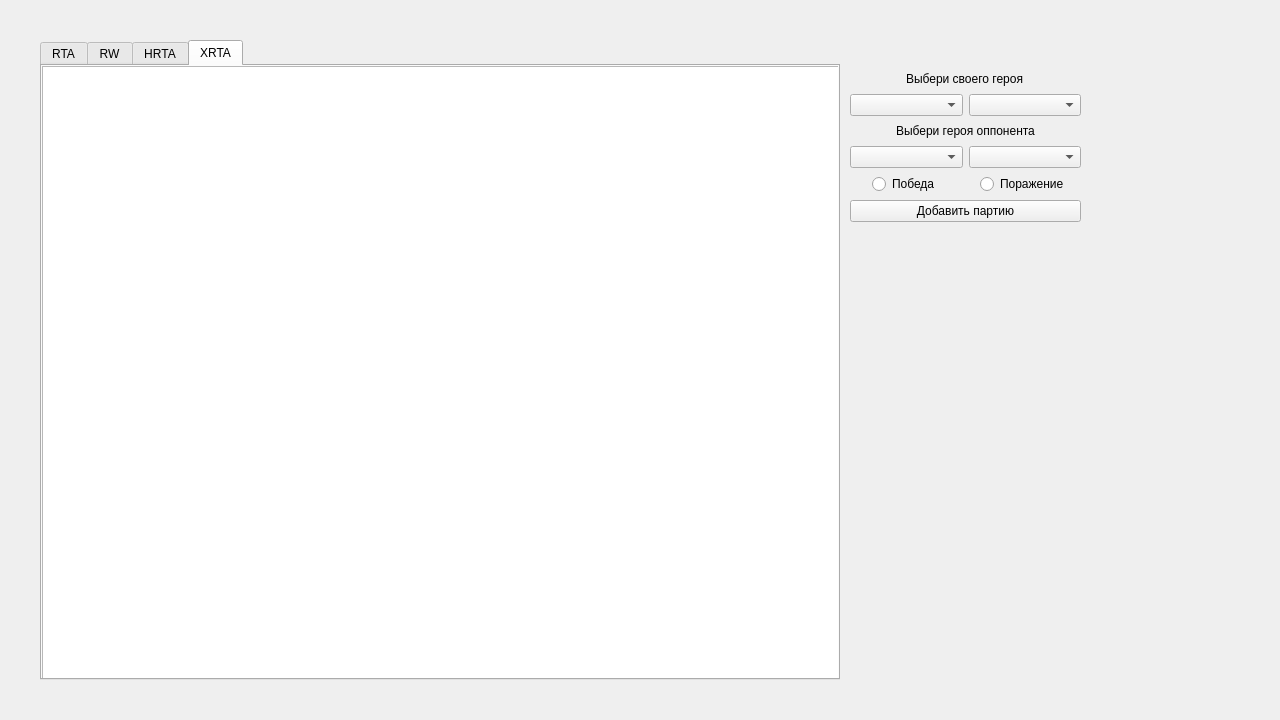
The window that src/ui/main_window.ui (veledara/homm5-game-stats) describes before a commit, drawn with Qt 5.
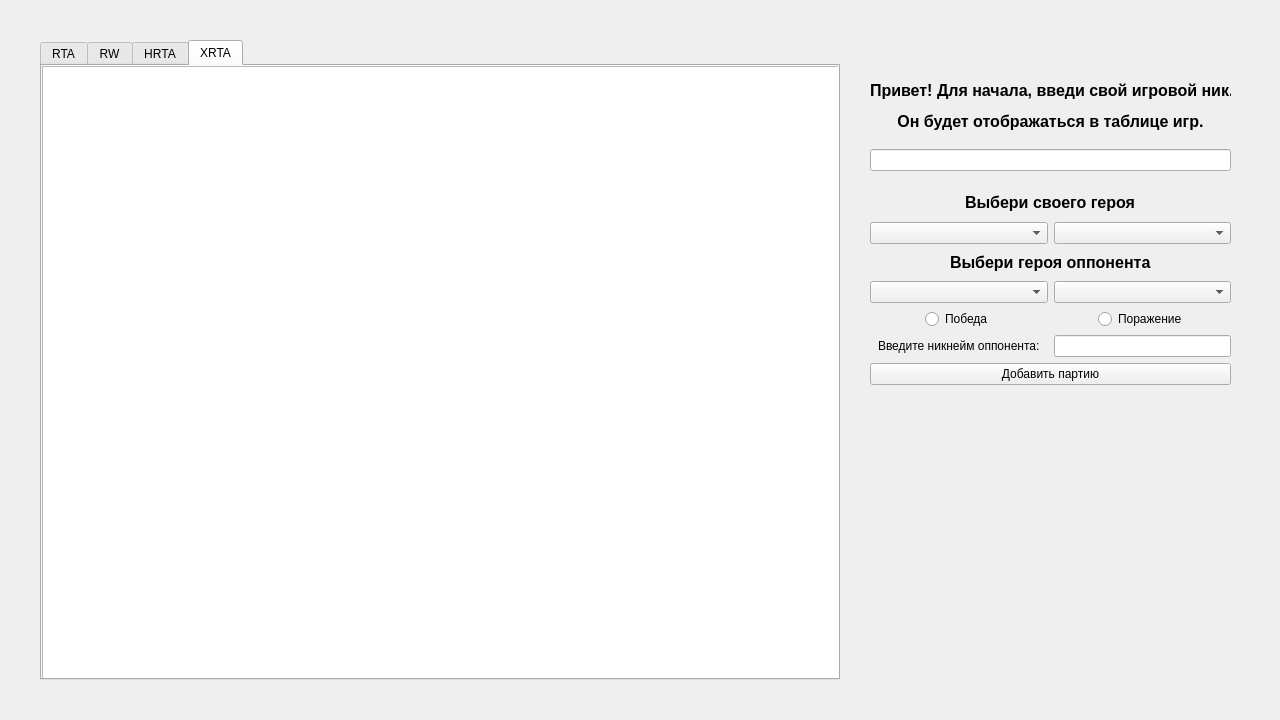
The same window after the commit. The open tabs and pages were chosen to show the change.

Commit message: new design + base for future features

Diff of the .ui file:
```diff
--- a/src/ui/main_window.ui
+++ b/src/ui/main_window.ui
@@ -117,20 +117,30 @@
    <widget class="QWidget" name="">
     <property name="geometry">
      <rect>
-      <x>850</x>
-      <y>70</y>
-      <width>231</width>
-      <height>152</height>
+      <x>870</x>
+      <y>190</y>
+      <width>361</width>
+      <height>195</height>
      </rect>
     </property>
-    <layout class="QGridLayout" name="addRecordGrid">
-     <item row="2" column="1">
-      <widget class="QComboBox" name="playerHeroComboBox"/>
-     </item>
-     <item row="4" column="1">
+    <layout class="QGridLayout" name="addRecordLayout">
+     <item row="3" column="2" colspan="2">
       <widget class="QComboBox" name="enemyHeroComboBox"/>
      </item>
-     <item row="5" column="0" alignment="Qt::AlignHCenter">
+     <item row="6" column="0" colspan="4">
+      <widget class="QPushButton" name="addRecordButton">
+       <property name="text">
+        <string>Добавить партию</string>
+       </property>
+      </widget>
+     </item>
+     <item row="1" column="2" colspan="2">
+      <widget class="QComboBox" name="playerHeroComboBox"/>
+     </item>
+     <item row="3" column="0" colspan="2">
+      <widget class="QComboBox" name="enemyRaceComboBox"/>
+     </item>
+     <item row="4" column="0" colspan="2" alignment="Qt::AlignHCenter">
       <widget class="QRadioButton" name="winRadioButton">
        <property name="sizePolicy">
         <sizepolicy hsizetype="Minimum" vsizetype="Fixed">
@@ -146,37 +156,67 @@
        </property>
       </widget>
      </item>
-     <item row="2" column="0">
-      <widget class="QComboBox" name="playerRaceComboBox"/>
+     <item row="0" column="0" colspan="4" alignment="Qt::AlignHCenter">
+      <widget class="QLabel" name="playerHeroLabel">
+       <property name="text">
+        <string>&lt;html&gt;&lt;head/&gt;&lt;body&gt;&lt;p&gt;&lt;span style=&quot; font-size:12pt; font-weight:700;&quot;&gt;Выбери своего героя&lt;/span&gt;&lt;/p&gt;&lt;/body&gt;&lt;/html&gt;</string>
+       </property>
+      </widget>
      </item>
-     <item row="5" column="1" alignment="Qt::AlignHCenter">
+     <item row="4" column="2" colspan="2" alignment="Qt::AlignHCenter">
       <widget class="QRadioButton" name="loseRadioButton">
        <property name="text">
         <string>Поражение</string>
        </property>
       </widget>
      </item>
-     <item row="6" column="0" colspan="2">
-      <widget class="QPushButton" name="addRecordButton">
+     <item row="5" column="2" colspan="2">
+      <widget class="QLineEdit" name="enemyPlayerNameLineEdit">
        <property name="text">
-        <string>Добавить партию</string>
+        <string/>
        </property>
       </widget>
      </item>
-     <item row="4" column="0">
-      <widget class="QComboBox" name="enemyRaceComboBox"/>
-     </item>
-     <item row="3" column="0" colspan="2" alignment="Qt::AlignHCenter">
+     <item row="2" column="0" colspan="4" alignment="Qt::AlignHCenter">
       <widget class="QLabel" name="enemyHeroLabel">
        <property name="text">
-        <string>Выбери героя оппонента</string>
+        <string>&lt;html&gt;&lt;head/&gt;&lt;body&gt;&lt;p&gt;&lt;span style=&quot; font-size:12pt; font-weight:700;&quot;&gt;Выбери героя оппонента&lt;/span&gt;&lt;/p&gt;&lt;/body&gt;&lt;/html&gt;</string>
        </property>
       </widget>
      </item>
-     <item row="1" column="0" colspan="2" alignment="Qt::AlignHCenter">
-      <widget class="QLabel" name="playerHeroLabel">
+     <item row="1" column="0" colspan="2">
+      <widget class="QComboBox" name="playerRaceComboBox"/>
+     </item>
+     <item row="5" column="0" colspan="2" alignment="Qt::AlignHCenter">
+      <widget class="QLabel" name="enemyPlayerNameLabel">
        <property name="text">
-        <string>Выбери своего героя</string>
+        <string>&lt;html&gt;&lt;head/&gt;&lt;body&gt;&lt;p&gt;Введите никнейм оппонента:&lt;/p&gt;&lt;/body&gt;&lt;/html&gt;</string>
+       </property>
+      </widget>
+     </item>
+    </layout>
+   </widget>
+   <widget class="QWidget" name="">
+    <property name="geometry">
+     <rect>
+      <x>870</x>
+      <y>70</y>
+      <width>361</width>
+      <height>101</height>
+     </rect>
+    </property>
+    <layout class="QVBoxLayout" name="playerNameLayout">
+     <item>
+      <widget class="QLabel" name="enterYourNameLabel">
+       <property name="text">
+        <string>&lt;html&gt;&lt;head/&gt;&lt;body&gt;&lt;p align=&quot;center&quot;&gt;&lt;span style=&quot; font-size:12pt; font-weight:700;&quot;&gt;Привет! Для начала, введи свой игровой ник.&lt;/span&gt;&lt;/p&gt;&lt;p align=&quot;center&quot;&gt;&lt;span style=&quot; font-size:12pt; font-weight:700;&quot;&gt;Он будет отображаться в таблице игр.&lt;/span&gt;&lt;/p&gt;&lt;/body&gt;&lt;/html&gt;</string>
+       </property>
+      </widget>
+     </item>
+     <item>
+      <widget class="QLineEdit" name="playerNameLineEdit">
+       <property name="text">
+        <string/>
        </property>
       </widget>
      </item>
```
Left out of the diff: 2 changed lines with no effect on the pictures. The commit also changes 5 other files.
